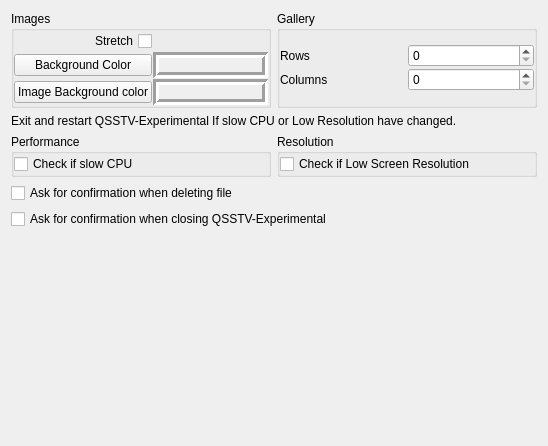
jbdubbs/QSSTV-Experimental, file src/config/guiconfig.ui: the form before one commit.
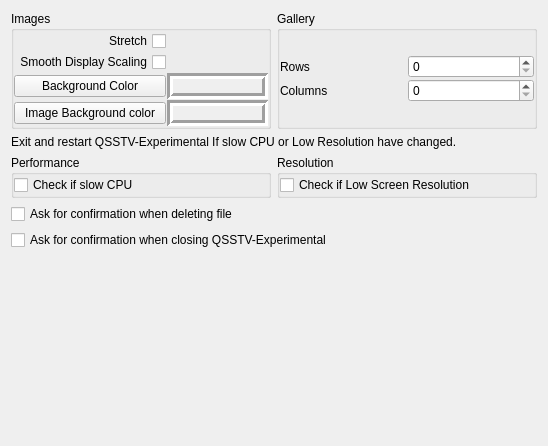
The form after the commit.

Commit message:
Move Smooth Display Scaling to Configuration > GUI and apply it to Transmit and Gallery (#102)
The option now lives under Configuration > GUI, below Stretch, and covers
the Receive, Transmit and Gallery viewers. The Receive-tab checkbox is
removed. An existing RX/smoothDisplayScaling setting is used as the
default for the new GUI/smoothDisplayScaling key.

Diff of the .ui file:
```diff
--- a/src/config/guiconfig.ui
+++ b/src/config/guiconfig.ui
@@ -39,7 +39,7 @@
         </property>
         <item>
          <layout class="QGridLayout" name="gridLayout_2">
-          <item row="1" column="0">
+          <item row="2" column="0">
            <widget class="QPushButton" name="backgroundColorPushButton">
             <property name="text">
              <string>Background Color</string>
@@ -56,14 +56,27 @@
             </property>
            </widget>
           </item>
-          <item row="2" column="0">
+          <item row="1" column="0">
+           <widget class="QCheckBox" name="smoothScalingCheckBox">
+            <property name="toolTip">
+             <string>Smooth pictures when they are scaled to fit the window (Receive, Transmit and Gallery tabs). Turn off to see the raw pixels and scan lines.</string>
+            </property>
+            <property name="layoutDirection">
+             <enum>Qt::RightToLeft</enum>
+            </property>
+            <property name="text">
+             <string>Smooth Display Scaling</string>
+            </property>
+           </widget>
+          </item>
+          <item row="3" column="0">
            <widget class="QPushButton" name="imageBackgroundColorPushButton">
             <property name="text">
              <string>Image Background color</string>
             </property>
            </widget>
           </item>
-          <item row="1" column="1">
+          <item row="2" column="1">
            <widget class="QLabel" name="backGroundColorLabel">
             <property name="minimumSize">
              <size>
@@ -88,7 +101,7 @@
             </property>
            </widget>
           </item>
-          <item row="2" column="1">
+          <item row="3" column="1">
            <widget class="QLabel" name="imageBackGroundColorLabel">
             <property name="minimumSize">
              <size>
```
The commit also changes 11 other files.
